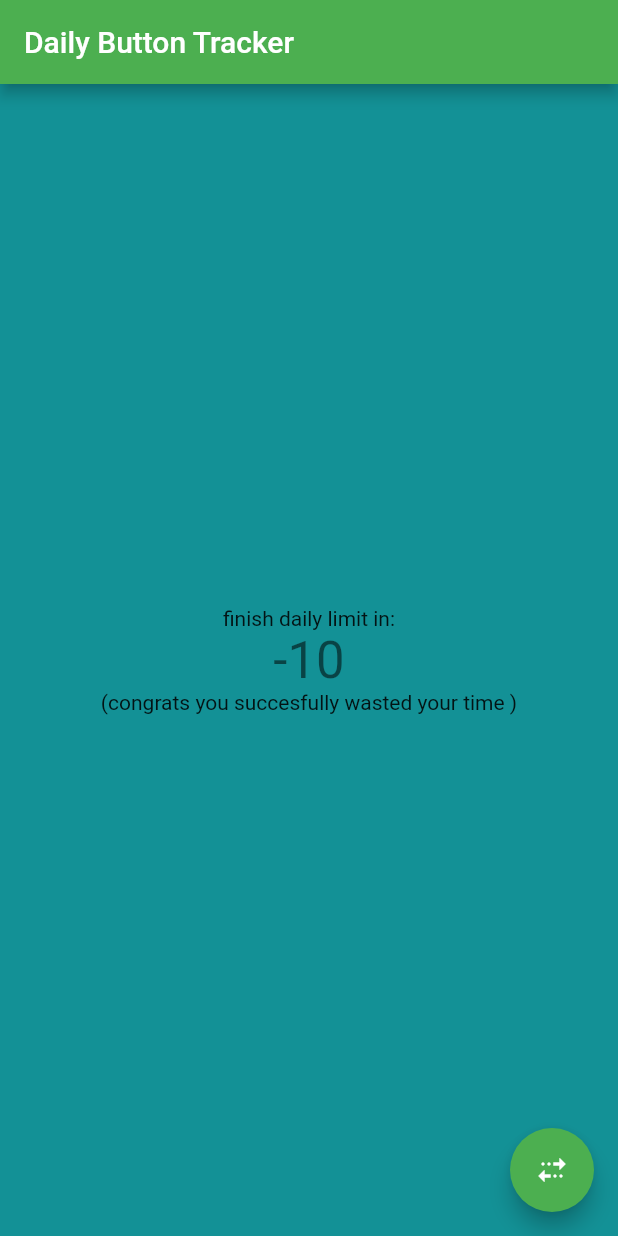
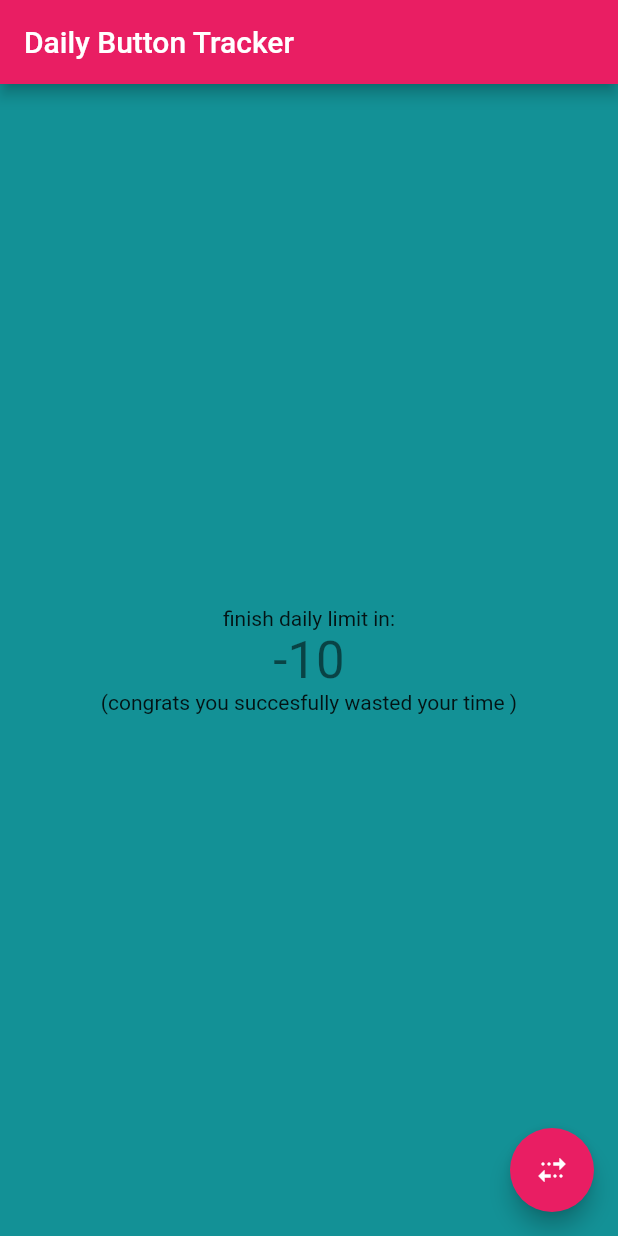
Before and after one commit to shailantani/flutterproject-1-, a Flutter app: the screen it shows after launch, on a phone screen of 412 x 824 dp. Run offline on Flutter 3.47's test engine with Material 2 defaults, Android fonts, the phone set to English and light mode, and no system bars.

Commit message:
Resolving issue #2

```diff
--- a/lib/main.dart
+++ b/lib/main.dart
@@ -25,7 +25,7 @@ class MyApp extends StatelessWidget {
         // or simply save your changes to "hot reload" in a Flutter IDE).
         // Notice that the counter didn't reset back to zero; the application
         // is not restarted.
-      primarySwatch: Colors.green,
+      primarySwatch: Colors.pink,
       ),
       home: const MyHomePage(title: 'Daily Button Tracker'),
     );
```
